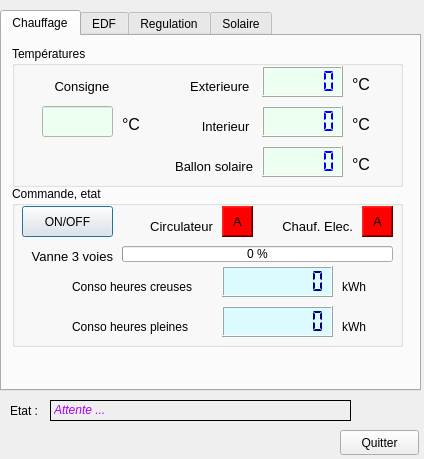
Qt form HDMI_Chauffage.ui (pchirouze/PyQt4ChauffageWipyHMI) before a commit.
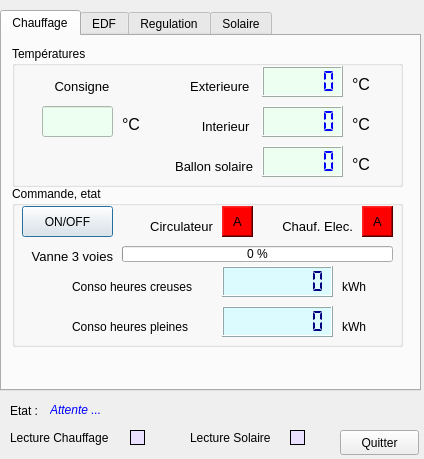
The same form after that commit.

Commit message: Ajout voyant data refresh

Patch:
```diff
--- a/HDMI_Chauffage.ui
+++ b/HDMI_Chauffage.ui
@@ -1929,13 +1929,13 @@
     </font>
    </property>
    <property name="frameShape">
-    <enum>QFrame::Box</enum>
+    <enum>QFrame::NoFrame</enum>
    </property>
    <property name="text">
-    <string>&lt;html&gt;&lt;head/&gt;&lt;body&gt;&lt;p&gt;&lt;span style=&quot; color:#aa00ff;&quot;&gt;Attente ...&lt;/span&gt;&lt;/p&gt;&lt;/body&gt;&lt;/html&gt;</string>
+    <string>&lt;html&gt;&lt;head/&gt;&lt;body&gt;&lt;p&gt;&lt;span style=&quot; color:#0000ff;&quot;&gt;Attente ...&lt;/span&gt;&lt;/p&gt;&lt;/body&gt;&lt;/html&gt;</string>
    </property>
    <property name="textFormat">
-    <enum>Qt::RichText</enum>
+    <enum>Qt::AutoText</enum>
    </property>
   </widget>
   <widget class="QPushButton" name="pushButton_quit">
@@ -1951,6 +1951,70 @@
     <string>Quitter</string>
    </property>
   </widget>
+  <widget class="QLabel" name="label_53">
+   <property name="geometry">
+    <rect>
+     <x>130</x>
+     <y>430</y>
+     <width>15</width>
+     <height>15</height>
+    </rect>
+   </property>
+   <property name="styleSheet">
+    <string notr="true">background-color: rgb(233, 225, 255);</string>
+   </property>
+   <property name="frameShape">
+    <enum>QFrame::Panel</enum>
+   </property>
+   <property name="text">
+    <string/>
+   </property>
+  </widget>
+  <widget class="QLabel" name="label_59">
+   <property name="geometry">
+    <rect>
+     <x>290</x>
+     <y>430</y>
+     <width>15</width>
+     <height>15</height>
+    </rect>
+   </property>
+   <property name="styleSheet">
+    <string notr="true">background-color: rgb(233, 225, 255);</string>
+   </property>
+   <property name="frameShape">
+    <enum>QFrame::Panel</enum>
+   </property>
+   <property name="text">
+    <string/>
+   </property>
+  </widget>
+  <widget class="QLabel" name="label_60">
+   <property name="geometry">
+    <rect>
+     <x>10</x>
+     <y>430</y>
+     <width>141</width>
+     <height>16</height>
+    </rect>
+   </property>
+   <property name="text">
+    <string>Lecture Chauffage</string>
+   </property>
+  </widget>
+  <widget class="QLabel" name="label_61">
+   <property name="geometry">
+    <rect>
+     <x>190</x>
+     <y>430</y>
+     <width>91</width>
+     <height>16</height>
+    </rect>
+   </property>
+   <property name="text">
+    <string>Lecture Solaire</string>
+   </property>
+  </widget>
  </widget>
  <resources/>
  <connections/>
```
The commit also changes 2 other files.
